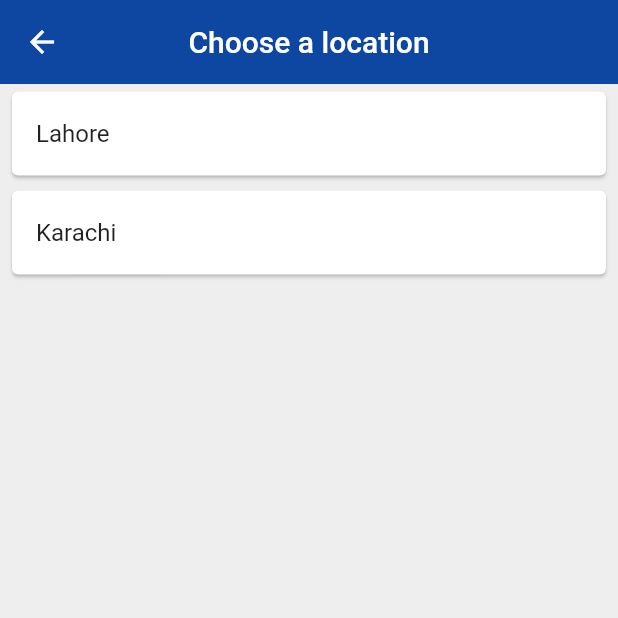
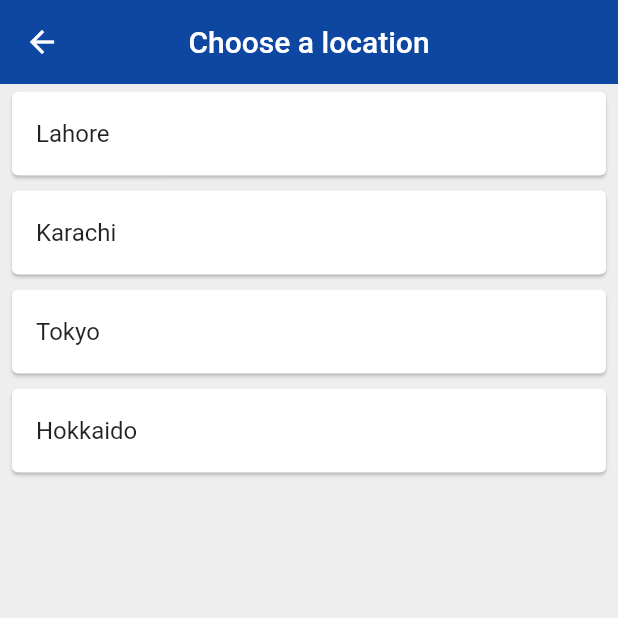
Before and after one commit to hamza-saleem/flutter-learning, a Flutter app: the ChooseLocation screen opened by its route, on a phone screen of 412 x 824 dp, the top half of it. Run offline on Flutter 3.47's test engine with Material 2 defaults, Android fonts, the phone set to English and light mode, and no system bars; our stand-ins replace flutter_spinkit, font_awesome_flutter, weather; network calls fail; statements that could not run were skipped.

Commit message:
Made some adjustments

```diff
--- a/new_weather_app/lib/pages/choose_location.dart
+++ b/new_weather_app/lib/pages/choose_location.dart
@@ -1,5 +1,4 @@
 import 'package:flutter/material.dart';
-import 'package:weather/weather.dart';
 import 'package:new_weather_app/services/weather_class.dart';
 
 class ChooseLocation extends StatefulWidget {
@@ -13,6 +12,8 @@ class _ChooseLocationState extends State<ChooseLocation> {
     List<WeatherClass> cities = [
       WeatherClass(city: 'Lahore'),
       WeatherClass(city: 'Karachi'),
+      WeatherClass(city: 'Tokyo'),
+      WeatherClass(city: 'Hokkaido'),
     ];
     void updateTime(index) async {
       WeatherClass instance = cities[index];
--- a/new_weather_app/lib/pages/home.dart
+++ b/new_weather_app/lib/pages/home.dart
@@ -1,7 +1,5 @@
 import 'package:flutter/material.dart';
 import 'package:font_awesome_flutter/font_awesome_flutter.dart';
-import 'package:new_weather_app/services/weather_class.dart';
-import 'package:weather/weather.dart';
 
 class Home extends StatefulWidget {
   @override
--- a/new_weather_app/lib/pages/loading.dart
+++ b/new_weather_app/lib/pages/loading.dart
@@ -1,7 +1,6 @@
 import 'package:flutter/material.dart';
 import 'package:flutter_spinkit/flutter_spinkit.dart';
 import 'package:new_weather_app/services/weather_class.dart';
-import 'package:weather/weather.dart';
 
 class Loading extends StatefulWidget {
   @override
```
